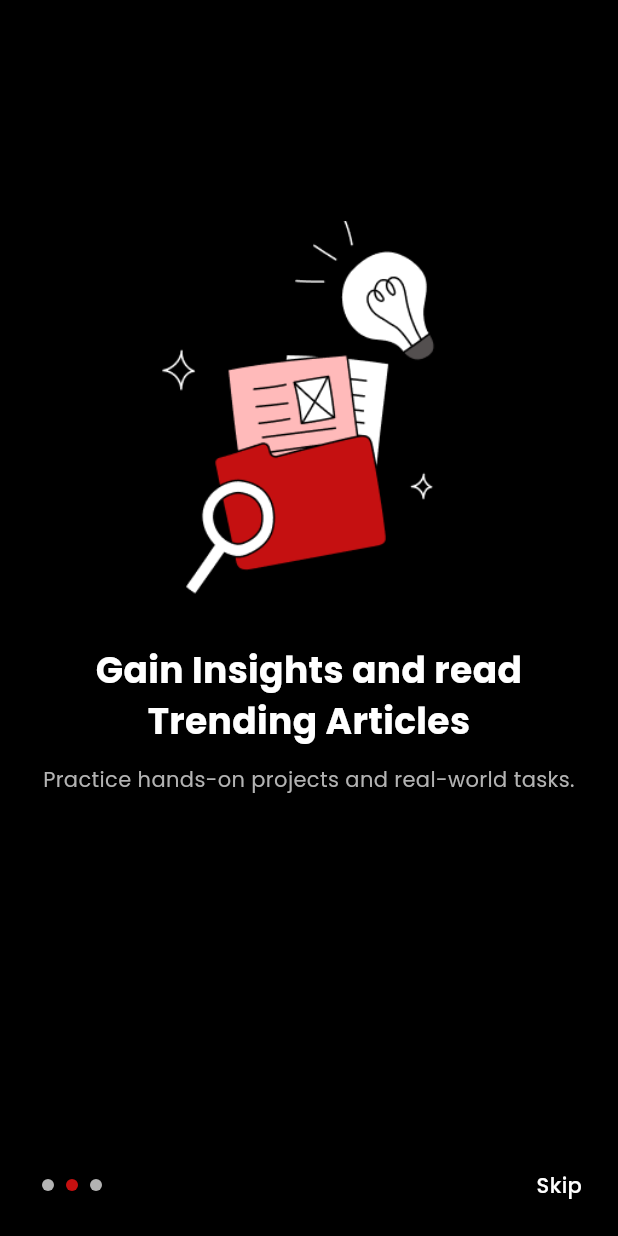
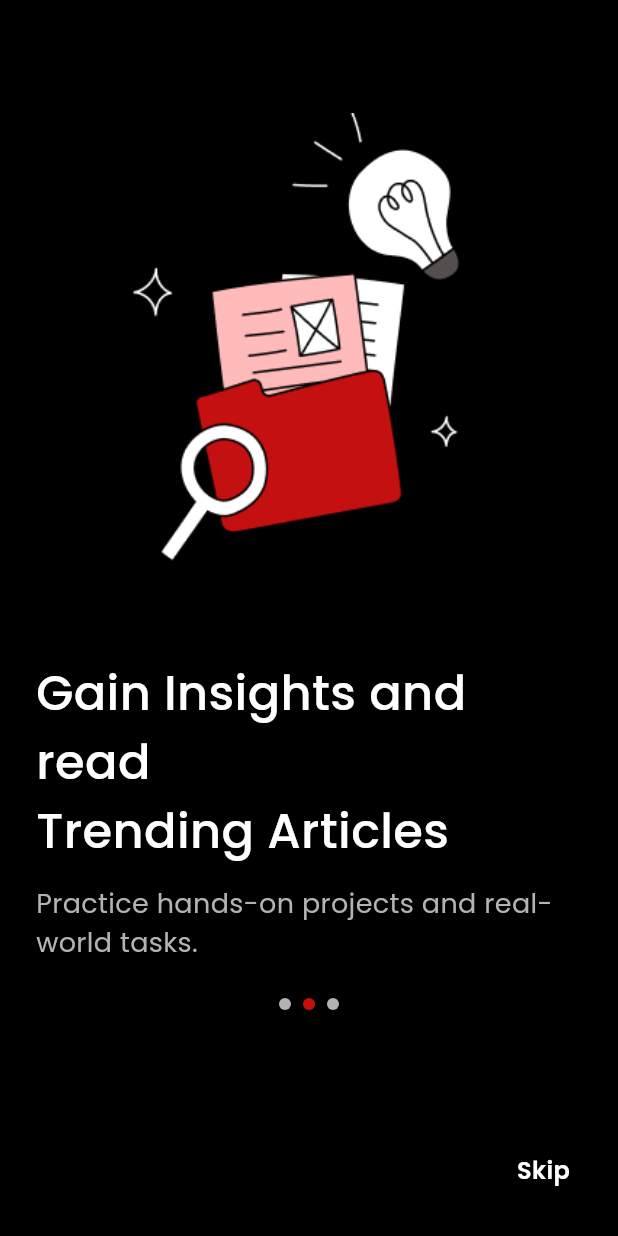
Before and after one commit to ryhn7/flutter_lms, a Flutter app: the screen it shows after launch, after a tap on "Skip", on a phone screen of 412 x 824 dp. Run offline on Flutter 3.47's test engine with Material 3 defaults, Android fonts, the phone set to English and light mode, and no system bars; our stand-ins replace equatable, flutter_bloc, freezed_annotation, get_it, go_router, google_fonts and 1 more; missing offline and left inert: alice; network calls fail.

Commit message:
feat: onboarding

```diff
--- a/lib/di/usecases/usecases_di.dart
+++ b/lib/di/usecases/usecases_di.dart
@@ -1,6 +1,7 @@
 import 'package:get_it/get_it.dart';
 import 'package:talent_insider/features/authentication/domain/usecases/login.dart';
 import 'package:talent_insider/features/authentication/domain/usecases/logout.dart';
+import 'package:talent_insider/features/authentication/domain/usecases/set_seen_onboarding_usecase.dart';
 import 'package:talent_insider/features/authentication/domain/usecases/usecase_auth.dart';
 import 'package:talent_insider/features/courses/domain/usecases/get_chapter_by_id.dart';
 import 'package:talent_insider/features/courses/domain/usecases/get_course_by_id.dart';
@@ -31,4 +32,7 @@ void initUseCases() {
       getLessonById: sl(),
     ),
   );
+
+  // implement SetSeenOnboardingUseCase
+  sl.registerLazySingleton(() => SetSeenOnboardingUseCase(repository: sl()));
 }
--- a/lib/features/authentication/data/repositories/user_data_store_repository_impl.dart
+++ b/lib/features/authentication/data/repositories/user_data_store_repository_impl.dart
@@ -7,6 +7,7 @@ class UserDataStoreRepositoryImpl implements UserDataStoreRepository {
   final SharedPreferences _prefs;
   static const String _userKey = 'user_data';
   static const String _tokenKey = 'token';
+  static const String _onboardingKey = 'seen_onboarding';
 
   UserDataStoreRepositoryImpl(this._prefs);
 
@@ -24,6 +25,9 @@ class UserDataStoreRepositoryImpl implements UserDataStoreRepository {
   bool get isAuthenticated => token != null && currentUser != null;
 
   @override
+  bool get hasSeenOnboarding => _prefs.getBool(_onboardingKey) ?? false;
+
+  @override
   Future<void> saveUserAndToken(User user, String token) async {
     await _prefs.setString(_userKey, jsonEncode(user.toJson()));
     await _prefs.setString(_tokenKey, token);
@@ -37,6 +41,6 @@ class UserDataStoreRepositoryImpl implements UserDataStoreRepository {
 
   @override
   Future<void> setSeenOnboarding(bool value) async {
-    await _prefs.setBool('seen_onboarding', value);
+    await _prefs.setBool(_onboardingKey, value);
   }
 }
--- a/lib/features/authentication/domain/repositories/user_data_store_repository.dart
+++ b/lib/features/authentication/domain/repositories/user_data_store_repository.dart
@@ -4,6 +4,7 @@ abstract class UserDataStoreRepository {
   User? get currentUser;
   String? get token;
   bool get isAuthenticated;
+  bool get hasSeenOnboarding;
 
   Future<void> saveUserAndToken(User user, String token);
   Future<void> clearAuth();
--- a/lib/features/authentication/domain/usecases/set_seen_onboarding_usecase.dart
+++ b/lib/features/authentication/domain/usecases/set_seen_onboarding_usecase.dart
@@ -3,7 +3,9 @@ import 'package:talent_insider/features/authentication/domain/repositories/user_
 class SetSeenOnboardingUseCase {
   final UserDataStoreRepository repository;
 
-  SetSeenOnboardingUseCase(this.repository);
+  SetSeenOnboardingUseCase({
+    required this.repository,
+  });
 
   Future<void> call(bool value) async {
     await repository.setSeenOnboarding(value);
--- a/lib/features/onboarding/presentation/screen/onboarding_screen.dart
+++ b/lib/features/onboarding/presentation/screen/onboarding_screen.dart
@@ -1,4 +1,5 @@
 import 'package:flutter/material.dart';
+import 'package:go_router/go_router.dart';
 import 'package:talent_insider/features/onboarding/data/models/onboarding_data.dart';
 import 'package:talent_insider/features/onboarding/presentation/widgets/onboarding_page.dart';
 import 'package:talent_insider/theme/colors.dart';
@@ -39,10 +40,12 @@ class _OnboardingScreenState extends State<OnboardingScreen> {
 
   void _onSkipOrNext() async {
     if (_currentPage == onboardingPages.length - 1) {
+      // Complete onboarding and save that it's been seen
       final setSeenOnboarding = sl<SetSeenOnboardingUseCase>();
       await setSeenOnboarding(true);
-      // Navigate to the next screen (e.g., Login or Home)
-      Navigator.of(context).pushReplacementNamed(AppPaths.login);
+      // Use GoRouter for navigation instead of Navigator
+      if (!mounted) return;
+      GoRouter.of(context).go(AppPaths.login);
     } else {
       _controller.nextPage(
           duration: const Duration(milliseconds: 300), curve: Curves.easeInOut);
@@ -65,41 +68,20 @@ class _OnboardingScreenState extends State<OnboardingScreen> {
                 imagePath: page.imagePath,
                 title: page.title,
                 subtitle: page.subtitle,
+                currentPage: _currentPage,
+                totalPages: onboardingPages.length,
               );
             },
           ),
           Positioned(
-            bottom: 24,
-            left: 24,
-            right: 24,
-            child: Row(
-              mainAxisAlignment: MainAxisAlignment.spaceBetween,
-              children: [
-                Row(
-                  children: List.generate(onboardingPages.length, (index) {
-                    return Container(
-                      margin: const EdgeInsets.symmetric(horizontal: 4),
-                      width: 8,
-                      height: 8,
-                      decoration: BoxDecoration(
-                        color: _currentPage == index
-                            ? AppColors.primaryRed
-                            : AppColors.gray,
-                        shape: BoxShape.circle,
-                      ),
-                    );
-                  }),
-                ),
-                GestureDetector(
-                  onTap: _onSkipOrNext,
-                  child: Text(
-                    _currentPage == onboardingPages.length - 1
-                        ? 'Done'
-                        : 'Skip',
-                    style: getPoppinsMediumStyle14(AppColors.white),
-                  ),
-                ),
-              ],
+            bottom: 32,
+            right: 32,
+            child: GestureDetector(
+              onTap: _onSkipOrNext,
+              child: Text(
+                _currentPage == onboardingPages.length - 1 ? 'Done' : 'Skip',
+                style: getPoppinsSemiBoldStyle16(AppColors.white),
+              ),
             ),
           ),
         ],
--- a/lib/features/onboarding/presentation/widgets/onboarding_page.dart
+++ b/lib/features/onboarding/presentation/widgets/onboarding_page.dart
@@ -1,4 +1,3 @@
-
 import 'package:flutter/material.dart';
 import 'package:talent_insider/theme/colors.dart';
 import 'package:talent_insider/theme/style.dart';
@@ -7,12 +6,16 @@ class OnboardingPage extends StatelessWidget {
   final String imagePath;
   final String title;
   final String subtitle;
+  final int currentPage;
+  final int totalPages;
 
   const OnboardingPage({
     super.key,
     required this.imagePath,
     required this.title,
     required this.subtitle,
+    required this.currentPage,
+    required this.totalPages,
   });
 
   @override
@@ -21,16 +24,40 @@ class OnboardingPage extends StatelessWidget {
       color: AppColors.backgroundBlack,
       padding: const EdgeInsets.symmetric(horizontal: 24),
       child: Column(
+        crossAxisAlignment: CrossAxisAlignment.start,
         children: [
           const Spacer(),
-          Image.asset(imagePath, height: 250),
-          const SizedBox(height: 32),
-          Text(title, style: getPoppinsBoldStyle24(AppColors.white), textAlign: TextAlign.center),
+          Center(child: Image.asset(imagePath, height: 300)),
+          const SizedBox(height: 64),
+          Text(
+            title,
+            style: getPoppinsMediumStyle32(AppColors.white),
+            textAlign: TextAlign.left,
+          ),
           const SizedBox(height: 12),
           Text(
             subtitle,
-            style: getPoppinsRegularStyle14(AppColors.gray),
-            textAlign: TextAlign.center,
+            style: getPoppinsRegularStyle18(AppColors.gray),
+            textAlign: TextAlign.left,
+          ),
+          const SizedBox(height: 24),
+          Center(
+            child: Row(
+              mainAxisAlignment: MainAxisAlignment.center,
+              children: List.generate(totalPages, (index) {
+                return Container(
+                  margin: const EdgeInsets.symmetric(horizontal: 4),
+                  width: 8,
+                  height: 8,
+                  decoration: BoxDecoration(
+                    color: currentPage == index
+                        ? AppColors.primaryRed
+                        : AppColors.gray,
+                    shape: BoxShape.circle,
+                  ),
+                );
+              }),
+            ),
           ),
           const Spacer(flex: 2),
         ],
--- a/lib/router/app_router.dart
+++ b/lib/router/app_router.dart
@@ -47,16 +47,20 @@ class AppRouter {
     redirect: (context, state) {
       final isLoginRoute = state.matchedLocation == AppPaths.login;
       final isOnboardingRoute = state.matchedLocation == AppPaths.onboarding;
-      final hasSeenOnboarding =
-          _authRepo.isAuthenticated || _authRepo.token != null;
+      final hasSeenOnboarding = _authRepo.hasSeenOnboarding;
 
-      // If not seen onboarding, redirect to onboarding
+      // If the user hasn't seen onboarding and isn't on the onboarding route, go to onboarding
       if (!hasSeenOnboarding && !isOnboardingRoute) {
         return AppPaths.onboarding;
       }
 
+      // If the user has seen onboarding but is trying to access onboarding again, redirect to login
+      if (hasSeenOnboarding && isOnboardingRoute) {
+        return AppPaths.login;
+      }
+
       // If not logged in and not on login page, redirect to login
-      if (!_authRepo.isAuthenticated && !isLoginRoute) {
+      if (!_authRepo.isAuthenticated && !isLoginRoute && !isOnboardingRoute) {
         return AppPaths.login;
       }
 
--- a/lib/theme/style.dart
+++ b/lib/theme/style.dart
@@ -26,6 +26,9 @@ TextStyle getPoppinsRegularStyle12(Color color) =>
 
 TextStyle getPoppinsRegularStyle14(Color color) =>
     _getTextStyle(FontSize.small, FontWeightManager.regular, color);
+
+TextStyle getPoppinsRegularStyle18(Color color) =>
+    _getTextStyle(FontSize.large, FontWeightManager.regular, color);
 
 TextStyle getPoppinsRegularStyle16(Color color) =>
     _getTextStyle(FontSize.medium, FontWeightManager.regular, color);
```
